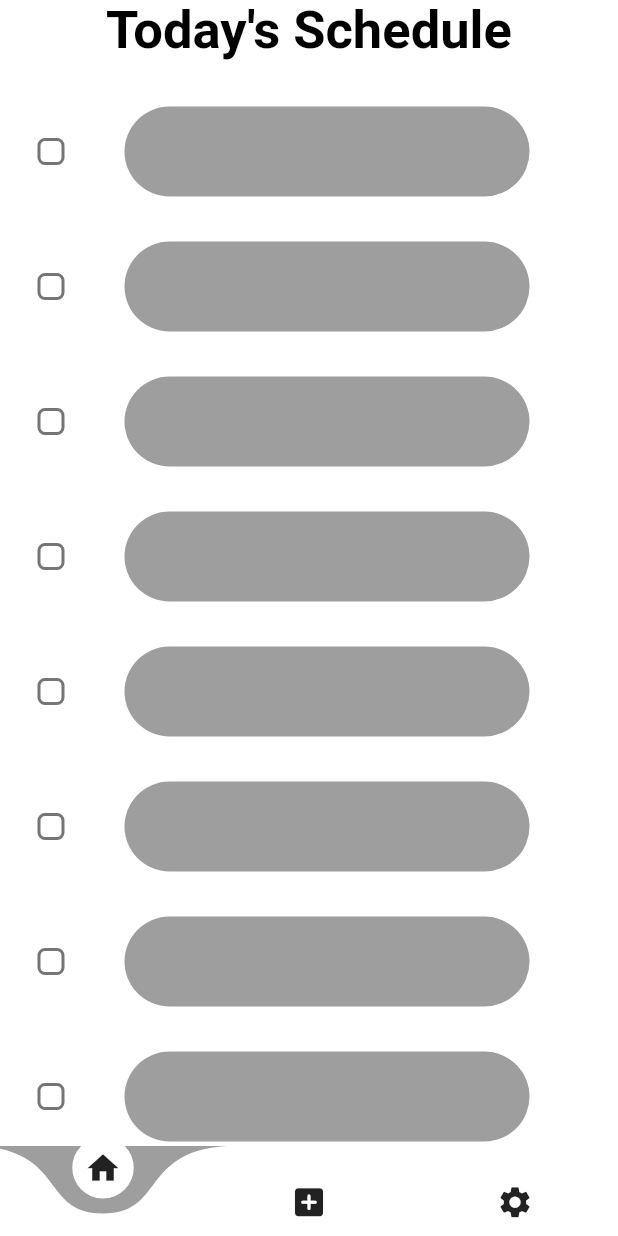
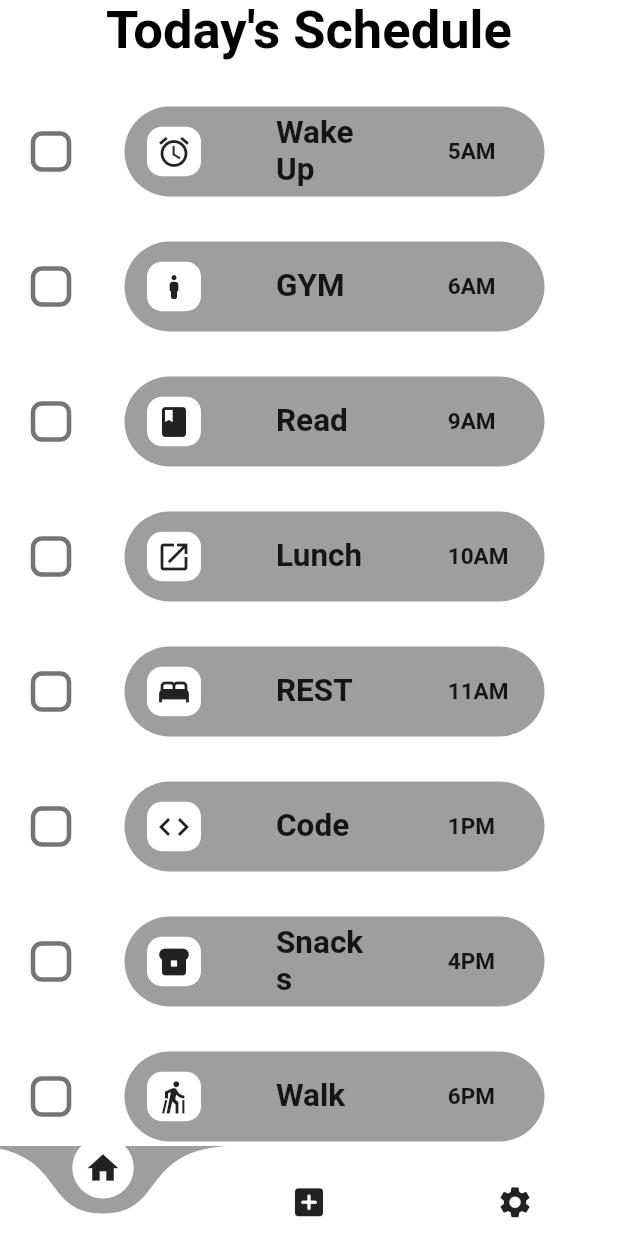
Before and after one commit to sunilbhandari123/Todo-App, a Flutter app: the Homme screen opened by its route, on a phone screen of 412 x 824 dp. Run offline on Flutter 3.47's test engine with Material 2 defaults, Android fonts, the phone set to English and light mode, and no system bars; drawn by our look-alikes of curved_navigation_bar; our stand-ins replace firebase_auth, firebase_core; accounts and stored records are empty.

Commit message:
homepage UI

```diff
--- a/lib/buttons.dart
+++ b/lib/buttons.dart
@@ -6,11 +6,13 @@ import 'package:flutter/widgets.dart';
 class bottton extends StatelessWidget {
   bottton({
     required this.text,
+
     required this.colr,
     required this.colour,
     required this.onTab,
   });
   final String text;
+
   final Color colr;
   final Color colour;
   final void Function() onTab;
@@ -34,15 +36,40 @@ class bottton extends StatelessWidget {
 }
 
 class Containers extends StatelessWidget {
-  const Containers({Key? key}) : super(key: key);
+  Containers({required this.icon,required this.text, required this.textt});
+  final Icon icon;
+  final String text;
+    final String textt;
 
   @override
   Widget build(BuildContext context) {
     return Container(
       height: 60,
-      width: 270,
+      width: 280,
       decoration: BoxDecoration(
           color: Colors.grey, borderRadius: BorderRadius.circular(30)),
+      child: Row(
+        children: [
+          Padding(
+            padding: const EdgeInsets.fromLTRB(15, 0, 0, 0),
+            child: Container(
+              height: 33,
+              width: 36,
+              decoration: BoxDecoration(
+                  color: Colors.white, borderRadius: BorderRadius.circular(10)),
+              child: Icon(icon.icon),
+            ),
+          ),
+          const SizedBox( width: 50,),
+          Expanded(child: Text(text,style: TextStyle(fontWeight: FontWeight.bold,fontSize: 21),)),
+          const SizedBox(
+            width: 50,
+          ),
+
+              Expanded(child: Text(textt,style: TextStyle(fontWeight: FontWeight.bold,fontSize: 15),)),
+            ],
+          ),
+
 
     );
   }
@@ -54,11 +81,18 @@ class check extends StatelessWidget {
   @override
   Widget build(BuildContext context) {
     return Padding(
-      padding: const EdgeInsets.fromLTRB(10, 0, 0, 0),
-      child: Checkbox(value: false, onChanged: (value) {},shape: RoundedRectangleBorder(borderRadius: BorderRadius.circular(5)),),
-    );
-
-
-
+        padding: const EdgeInsets.fromLTRB(10, 0, 0, 0),
+        child: Theme(
+            child: Transform.scale(
+              scale: 1.5,
+              child: Checkbox(
+                activeColor: Colors.black,
+                value: false,
+                onChanged: (value) {},
+                shape: RoundedRectangleBorder(
+                    borderRadius: BorderRadius.circular(5)),
+              ),
+            ),
+            data: ThemeData(primarySwatch: Colors.grey)));
   }
 }
--- a/lib/home.dart
+++ b/lib/home.dart
@@ -1,6 +1,7 @@
 import 'package:curved_navigation_bar/curved_navigation_bar.dart';
 import 'package:flutter/material.dart';
 import 'package:todoapp/buttons.dart';
+
 
 class Homme extends StatelessWidget {
    final items = <Widget>[
@@ -36,14 +37,18 @@ class Homme extends StatelessWidget {
 
                 check(),
                 SizedBox(width: 25,),
-                Containers(),]),
+                Containers(icon: Icon(Icons.alarm ,), text: 'Wake Up', textt: '5AM'
+
+                ,)]),
                 SizedBox(height: 30,),
                 Row(children: [
             check(),
             SizedBox(
               width: 25,
             ),
-            Containers(),
+            Containers(icon: Icon(
+              Icons.boy_rounded
+            ), text: 'GYM', textt: '6AM',),
           ]),
 
           SizedBox(
@@ -54,7 +59,9 @@ class Homme extends StatelessWidget {
             SizedBox(
               width: 25,
             ),
-            Containers(),
+            Containers(icon: Icon(
+              Icons.book
+            ), text: 'Read', textt: '9AM',),
           ]),
           SizedBox(
             height: 30,
@@ -64,7 +71,9 @@ class Homme extends StatelessWidget {
             SizedBox(
               width: 25,
             ),
-            Containers(),
+            Containers(icon: Icon(
+              Icons.launch,
+            ), text: 'Lunch', textt: '10AM',),
           ]),
           SizedBox(
             height: 30,
@@ -74,7 +83,7 @@ class Homme extends StatelessWidget {
             SizedBox(
               width: 25,
             ),
-            Containers(),
+            Containers(icon: Icon(Icons.bed,), text: 'REST', textt: '11AM',),
           ]),
           SizedBox(
             height: 30,
@@ -84,7 +93,9 @@ class Homme extends StatelessWidget {
             SizedBox(
               width: 25,
             ),
-            Containers(),
+            Containers(icon: Icon(
+              Icons.code
+            ), text: 'Code', textt: '1PM',),
           ]),
           SizedBox(
             height: 30,
@@ -94,7 +105,9 @@ class Homme extends StatelessWidget {
             SizedBox(
               width: 25,
             ),
-            Containers(),
+            Containers(icon: Icon(
+              Icons.breakfast_dining,
+            ), text: 'Snacks', textt: '4PM',),
           ]),
           SizedBox(
             height: 30,
@@ -104,7 +117,9 @@ class Homme extends StatelessWidget {
             SizedBox(
               width: 25,
             ),
-            Containers(),
+            Containers(icon: Icon(
+              Icons.nordic_walking
+            ), text: 'Walk', textt: '6PM',),
           ]),
           SizedBox(
             height: 30,
```
